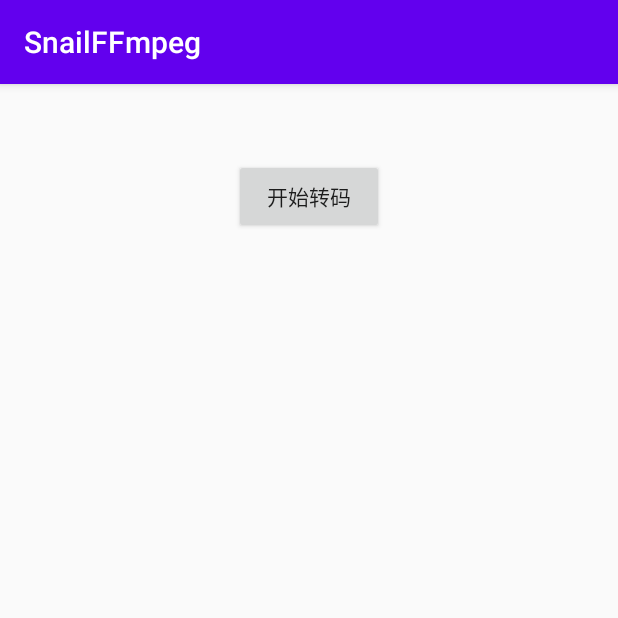
After one commit to SnailYue/SnailFFmpeg, an Android app: the TransformActivity screen opened directly, with no data from a screen before it, on a phone screen of 412 x 824 dp, the top half of it. The commit adds this screen. Run offline under Robolectric (Android 15) with nearby library versions, the phone set to English and light mode, and no system bars.

Commit message:
mp4转avi

```diff
--- a/SnailFFmpeg/app/build.gradle
+++ b/SnailFFmpeg/app/build.gradle
@@ -17,11 +17,6 @@ android {
 
         testInstrumentationRunner "androidx.test.runner.AndroidJUnitRunner"
 
-        externalNativeBuild {
-            cmake {
-                cppFlags "-std=c++11 -frtti -fexceptions"
-            }
-        }
         ndk {
             abiFilters 'armeabi-v7a'
         }
--- a/SnailFFmpeg/app/src/main/AndroidManifest.xml
+++ b/SnailFFmpeg/app/src/main/AndroidManifest.xml
@@ -18,7 +18,8 @@
         android:roundIcon="@drawable/logo"
         android:supportsRtl="true"
         android:theme="@style/AppTheme">
-        <activity android:name=".encoder.EncoderActivity"></activity>
+        <activity android:name=".ffmpeg.transform.TransformActivity"></activity>
+        <activity android:name=".encoder.EncoderActivity" />
         <activity android:name=".MainActivity">
             <intent-filter>
                 <action android:name="android.intent.action.MAIN" />
--- a/SnailFFmpeg/app/src/main/java/com/snail/snailffmpeg/MainActivity.kt
+++ b/SnailFFmpeg/app/src/main/java/com/snail/snailffmpeg/MainActivity.kt
@@ -5,6 +5,7 @@ import android.Manifest
 import com.snail.snailffmpeg.base.BaseActivity
 import com.snail.snailffmpeg.encoder.EncoderActivity
 import com.snail.snailffmpeg.extends.hide
+import com.snail.snailffmpeg.ffmpeg.transform.TransformActivity
 import com.snail.snailffmpeg.live.LiveActivity
 import kotlinx.android.synthetic.main.activity_main.*
 import permissions.dispatcher.NeedsPermission
@@ -40,6 +41,9 @@ class MainActivity : BaseActivity() {
         bt_mediacodec.setOnClickListener {
             EncoderActivity.start(this)
         }
+        bt_transform.setOnClickListener {
+            TransformActivity.start(this)
+        }
     }
 
     @NeedsPermission(
--- /dev/null
+++ b/SnailFFmpeg/app/src/main/java/com/snail/snailffmpeg/constant/MediaForm.kt
@@ -0,0 +1,5 @@
+package com.snail.snailffmpeg.constant
+
+enum class MediaForm {
+    MP4TOAVI
+}
--- /dev/null
+++ b/SnailFFmpeg/app/src/main/java/com/snail/snailffmpeg/ffmpeg/transform/TransformActivity.kt
@@ -0,0 +1,34 @@
+package com.snail.snailffmpeg.ffmpeg.transform
+
+import android.app.Activity
+import android.content.Intent
+import androidx.appcompat.app.AppCompatActivity
+import android.os.Bundle
+import android.os.Environment
+import com.snail.snailffmpeg.R
+import com.snail.snailffmpeg.base.BaseActivity
+import com.snail.snailffmpeg.constant.MediaForm
+import kotlinx.android.synthetic.main.activity_transform.*
+
+class TransformActivity : BaseActivity() {
+
+    companion object {
+        @JvmStatic
+        fun start(act: Activity) {
+            act.startActivity(Intent(act, TransformActivity::class.java))
+        }
+    }
+
+    override var getView: Int = R.layout.activity_transform
+
+    override fun initView() {
+        var inPath =
+            Environment.getExternalStorageDirectory().absolutePath + "/langzhongzhilian.mp4"
+        var outPath =
+            Environment.getExternalStorageDirectory().absolutePath + "/langzhongzhilian.avi"
+        bt_transform?.setOnClickListener {
+            MediaTransFormUtil.transformMedia(MediaForm.MP4TOAVI, inPath, outPath)
+            bt_transform?.isClickable = false
+        }
+    }
+}
--- /dev/null
+++ b/SnailFFmpeg/app/src/main/res/layout/activity_transform.xml
@@ -0,0 +1,19 @@
+<?xml version="1.0" encoding="utf-8"?>
+<RelativeLayout xmlns:android="http://schemas.android.com/apk/res/android"
+    xmlns:app="http://schemas.android.com/apk/res-auto"
+    xmlns:tools="http://schemas.android.com/tools"
+    android:layout_width="match_parent"
+    android:layout_height="match_parent"
+    tools:context=".ffmpeg.transform.TransformActivity">
+
+    <Button
+        android:id="@+id/bt_transform"
+        android:layout_width="100dp"
+        android:layout_height="50dp"
+        android:layout_centerHorizontal="true"
+        android:layout_marginTop="50dp"
+        android:gravity="center"
+        android:text="开始转码"
+        tools:ignore="MissingConstraints" />
+
+</RelativeLayout>
```
Also changed, not shown: SnailFFmpeg/app/src/main/java/com/snail/snailffmpeg/ffmpeg/transform/MediaTransFormUtil.kt (added, +23 -0 lines), SnailFFmpeg/app/src/main/res/layout/activity_main.xml (+11 -0 lines), 4 other files.
